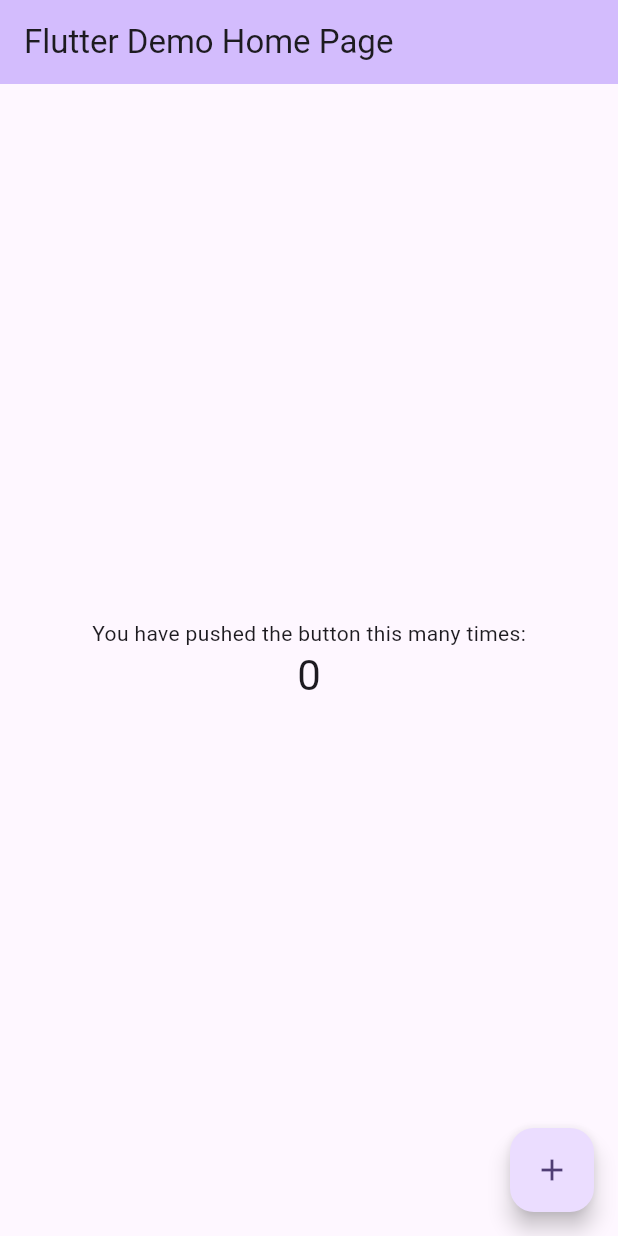
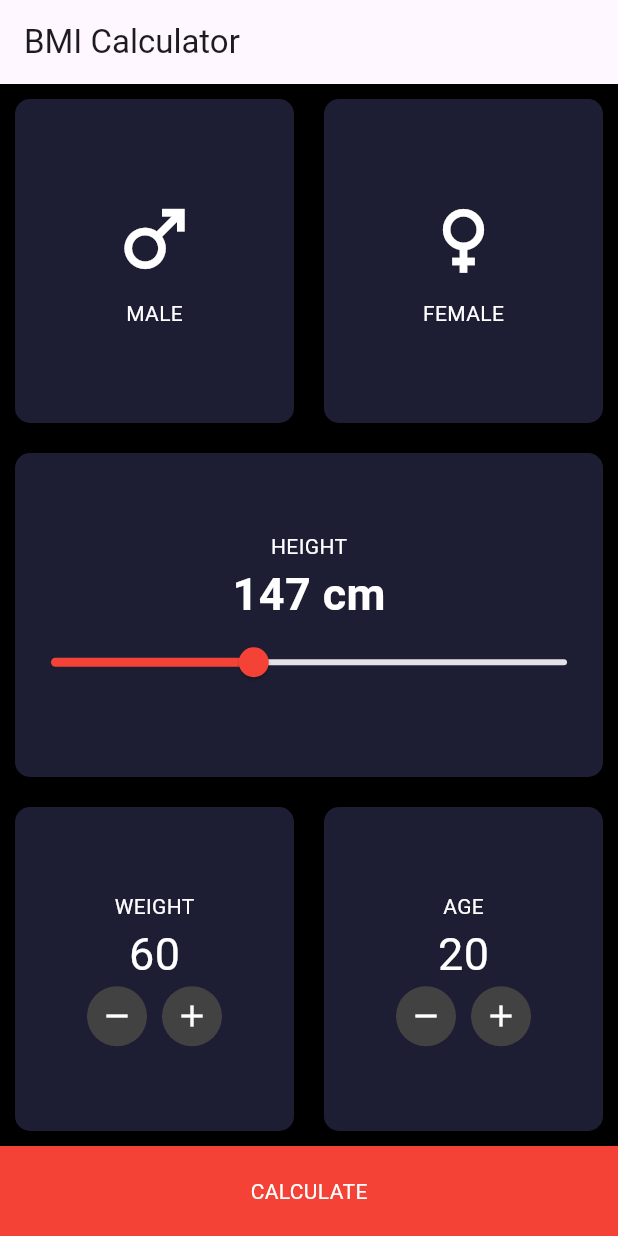
Before and after one commit to waseem607/commitee-system-in-cpp-oop, a Flutter app: the screen it shows after launch, on a phone screen of 412 x 824 dp. Run offline on Flutter 3.47's test engine with Material 3 defaults, Android fonts, the light colour scheme and no system bars.

Commit message:
create layout

```diff
--- a/bmi_calculater/lib/main.dart
+++ b/bmi_calculater/lib/main.dart
@@ -1,68 +1,154 @@
 import 'package:flutter/material.dart';
 
-void main() {
-  runApp(const MyApp());
-}
+void main() => runApp(const BMICalculator());
 
-class MyApp extends StatelessWidget {
-  const MyApp({super.key});
+class BMICalculator extends StatelessWidget {
+  const BMICalculator({super.key});
 
   @override
   Widget build(BuildContext context) {
     return MaterialApp(
-      title: 'Flutter Demo',
-      theme: ThemeData(
-        colorScheme: ColorScheme.fromSeed(seedColor: Colors.deepPurple),
+      home: Scaffold(
+        appBar: AppBar(title: Text("BMI Calculator"),),
+        backgroundColor: Colors.black,
+        body: SafeArea(
+          child: Column(
+            children: [
+              Expanded(
+                child: Row(
+                  children: [
+                    GenderCard(icon: Icons.male, label: 'MALE'),
+                    GenderCard(icon: Icons.female, label: 'FEMALE'),
+                  ],
+                ),
+              ),
+              Expanded(
+                child: CardSection(
+                  child: Column(
+                    mainAxisAlignment: MainAxisAlignment.center,
+                    children: [
+                      Text("HEIGHT", style: TextStyle(color: Colors.white)),
+                      Text(
+                        "147 cm",
+                        style: TextStyle(
+                          color: Colors.white,
+                          fontSize: 30,
+                          fontWeight: FontWeight.bold,
+                        ),
+                      ),
+                      Slider(
+                        value: 147.0,
+                        min: 100.0,
+                        max: 220.0,
+                        divisions: 120,
+                        label: '147 cm',
+                        onChanged: (val) {},
+                        activeColor: Colors.red,
+                      ),
+                    ],
+                  ),
+                ),
+              ),
+              Expanded(
+                child: Row(
+                  children: [
+                    ValueCard(label: "WEIGHT", value: 60),
+                    ValueCard(label: "AGE", value: 20),
+                  ],
+                ),
+              ),
+              Container(
+                color: Colors.red,
+                height: 60,
+                width: double.infinity,
+                child: Center(
+                  child: Text(
+                    "CALCULATE",
+                    style: TextStyle(color: Colors.white),
+                  ),
+                ),
+              ),
+            ],
+          ),
+        ),
       ),
-      home: const MyHomePage(title: 'Flutter Demo Home Page'),
     );
   }
 }
 
-class MyHomePage extends StatefulWidget {
-  const MyHomePage({super.key, required this.title});
+class GenderCard extends StatelessWidget {
+  final IconData icon;
+  final String label;
 
-
-
-  final String title;
-
-  @override
-  State<MyHomePage> createState() => _MyHomePageState();
-}
-
-class _MyHomePageState extends State<MyHomePage> {
-  int _counter = 0;
-
-  void _incrementCounter() {
-    setState(() {
-      _counter++;
-    });
-  }
+  const GenderCard({required this.icon, required this.label});
 
   @override
   Widget build(BuildContext context) {
-    return Scaffold(
-      appBar: AppBar(
-        backgroundColor: Theme.of(context).colorScheme.inversePrimary,
-        title: Text(widget.title),
-      ),
-      body: Center(
+    return Expanded(
+      child: CardSection(
         child: Column(
           mainAxisAlignment: MainAxisAlignment.center,
-          children: <Widget>[
-            const Text('You have pushed the button this many times:'),
-            Text(
-              '$_counter',
-              style: Theme.of(context).textTheme.headlineMedium,
+          children: [
+            Icon(icon, size: 60, color: Colors.white),
+            SizedBox(height: 10),
+            Text(label, style: TextStyle(color: Colors.white)),
+          ],
+        ),
+      ),
+    );
+  }
+}
+
+class ValueCard extends StatelessWidget {
+  final String label;
+  final int value;
+
+  const ValueCard({required this.label, required this.value});
+
+  @override
+  Widget build(BuildContext context) {
+    return Expanded(
+      child: CardSection(
+        child: Column(
+          mainAxisAlignment: MainAxisAlignment.center,
+          children: [
+            Text(label, style: TextStyle(color: Colors.white)),
+            Text('$value', style: TextStyle(color: Colors.white, fontSize: 30)),
+            Row(
+              mainAxisAlignment: MainAxisAlignment.center,
+              children: [
+                CircleAvatar(
+                  backgroundColor: Colors.grey[800],
+                  child: Icon(Icons.remove, color: Colors.white),
+                ),
+                SizedBox(width: 10),
+                CircleAvatar(
+                  backgroundColor: Colors.grey[800],
+                  child: Icon(Icons.add, color: Colors.white),
+                ),
+              ],
             ),
           ],
         ),
       ),
-      floatingActionButton: FloatingActionButton(
-        onPressed: _incrementCounter,
-        tooltip: 'Increment',
-        child: const Icon(Icons.add),
-      ),
     );
   }
 }
+
+class CardSection extends StatelessWidget {
+  final Widget child;
+
+  const CardSection({required this.child});
+
+  @override
+  Widget build(BuildContext context) {
+    return Container(
+      margin: EdgeInsets.all(10),
+      decoration: BoxDecoration(
+        color: Color(0xFF1D1E33),
+        borderRadius: BorderRadius.circular(10),
+      ),
+      child: child,
+    );
+  }
+}
```
